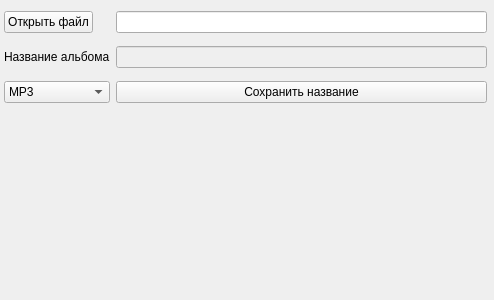
First picture: the form in mainwindow.ui, repository fufik/SimpleTagTool, before the edit.
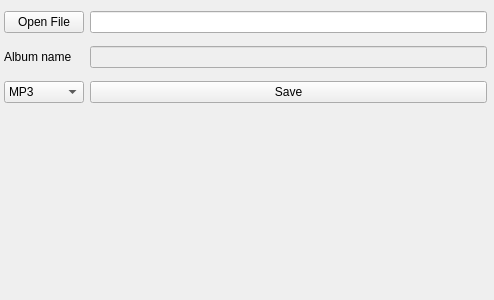
Second picture: the form after the edit.

Commit message: Translated all strings to eng to do i18n in the future

```diff
--- a/mainwindow.ui
+++ b/mainwindow.ui
@@ -60,7 +60,7 @@
         </sizepolicy>
        </property>
        <property name="text">
-        <string>Открыть файл</string>
+        <string>Open File</string>
        </property>
       </widget>
      </item>
@@ -70,7 +70,7 @@
      <item row="2" column="0">
       <widget class="QLabel" name="label">
        <property name="text">
-        <string>Название альбома</string>
+        <string>Album name</string>
        </property>
       </widget>
      </item>
@@ -84,7 +84,7 @@
      <item row="3" column="1">
       <widget class="QPushButton" name="savebut">
        <property name="text">
-        <string>Сохранить название</string>
+        <string>Save</string>
        </property>
       </widget>
      </item>
```
The commit also changes 1 other file.
